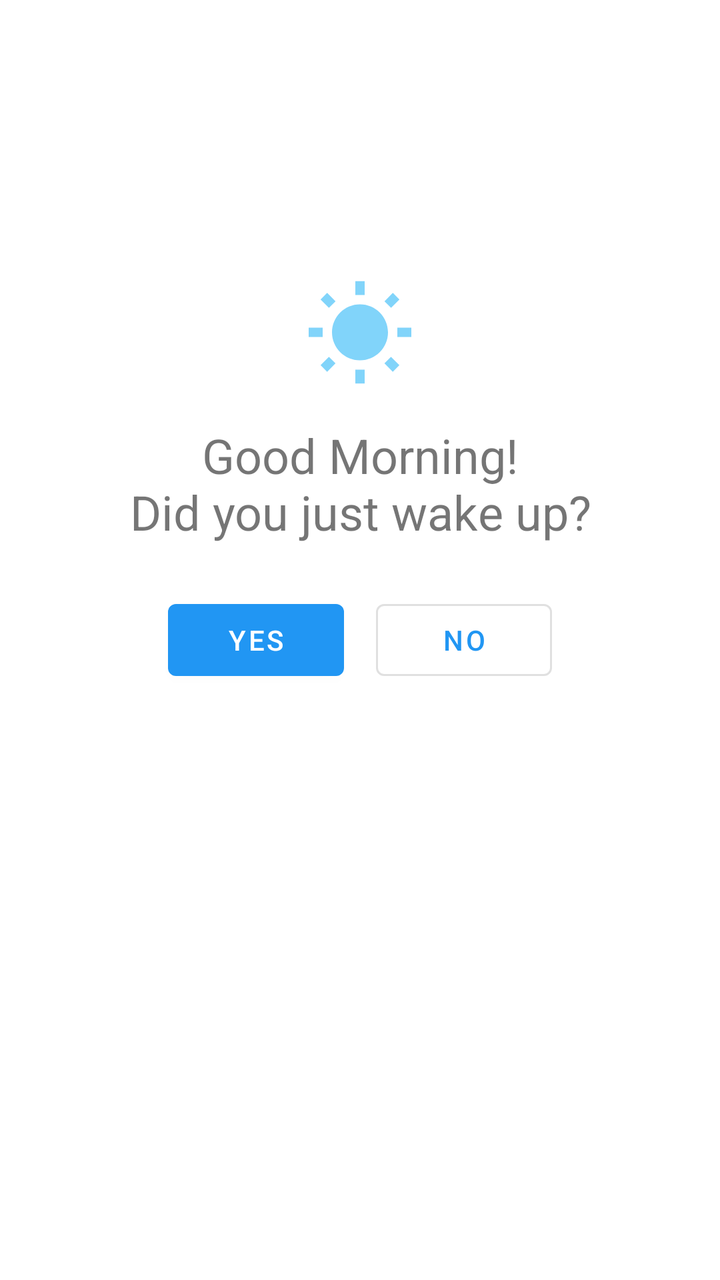
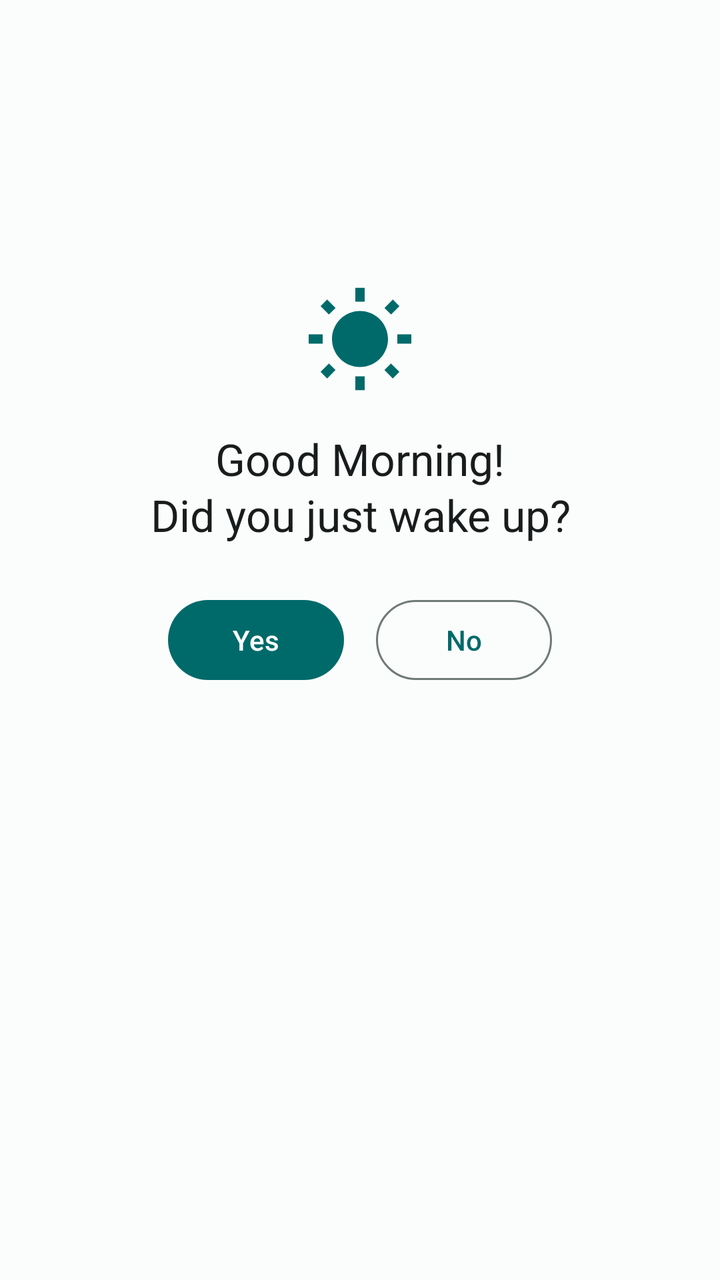

Compare the two renders of this Android layout. The source of the first and the diff that turns it into the second are given below.
<!-- AndroidManifest.xml: application theme AppTheme -->
<!-- res/layout/fragment_wakeup.xml -->
<?xml version="1.0" encoding="utf-8"?>
<androidx.coordinatorlayout.widget.CoordinatorLayout xmlns:android="http://schemas.android.com/apk/res/android"
    android:layout_width="match_parent"
    android:layout_height="match_parent">

    <RelativeLayout
        android:layout_width="match_parent"
        android:layout_height="match_parent">

        <ImageView
            android:id="@+id/iv_morning"
            android:layout_width="@dimen/home_icon_size"
            android:layout_height="@dimen/home_icon_size"
            android:layout_centerHorizontal="true"
            android:layout_above="@+id/tv_evening"
            android:tint="@color/colorPrimaryLight"
            android:layout_marginBottom="@dimen/activity_horizontal_margin"
            android:src="@drawable/ic_wakeup_24dp" />

        <TextView
            android:id="@+id/tv_evening"
            android:layout_width="wrap_content"
            android:layout_height="wrap_content"
            android:text="@string/wakeup_message"
            android:layout_centerHorizontal="true"
            android:layout_above="@+id/button_container"
            android:textAlignment="center"
            android:textSize="24sp"
            android:layout_marginBottom="@dimen/activity_horizontal_margin" />

        <LinearLayout
            android:id="@+id/button_container"
            android:layout_width="wrap_content"
            android:layout_height="wrap_content"
            android:orientation="horizontal"
            android:layout_centerHorizontal="true"
            android:layout_centerVertical="true">

            <Button
                android:id="@+id/button_yes"
                android:layout_width="wrap_content"
                android:text="@string/yes"
                android:layout_margin="8dp"
                android:layout_height="wrap_content" />

            <Button
                android:id="@+id/button_no"
                android:layout_width="wrap_content"
                android:text="@string/no"
                android:layout_margin="8dp"
                style="@style/Widget.MaterialComponents.Button.OutlinedButton"
                android:layout_height="wrap_content" />
        </LinearLayout>

    </RelativeLayout>

</androidx.coordinatorlayout.widget.CoordinatorLayout>
<!-- resources referenced by this layout -->
<resources>
  <color name="colorPrimaryLight">#81D4FA</color>
  <dimen name="activity_horizontal_margin">16dp</dimen>
  <dimen name="home_icon_size">56dp</dimen>
  <!-- drawable ic_wakeup_24dp (drawable) -->
  <vector android:height="24dp"
      android:tint="@color/colorBlack"
      android:viewportHeight="24.0"
      android:viewportWidth="24.0"
      android:width="24dp"
      xmlns:android="http://schemas.android.com/apk/res/android">
      <path
          android:fillColor="#FF000000"
          android:pathData="M6.76,4.84l-1.8,-1.79 -1.41,1.41 1.79,1.79 1.42,-1.41zM4,10.5L1,10.5v2h3v-2zM13,0.55h-2L11,3.5h2L13,0.55zM20.45,4.46l-1.41,-1.41 -1.79,1.79 1.41,1.41 1.79,-1.79zM17.24,18.16l1.79,1.8 1.41,-1.41 -1.8,-1.79 -1.4,1.4zM20,10.5v2h3v-2h-3zM12,5.5c-3.31,0 -6,2.69 -6,6s2.69,6 6,6 6,-2.69 6,-6 -2.69,-6 -6,-6zM11,22.45h2L13,19.5h-2v2.95zM3.55,18.54l1.41,1.41 1.79,-1.8 -1.41,-1.41 -1.79,1.8z" />
  </vector>
  <string name="no">No</string>
  <string name="wakeup_message">Good Morning!\nDid you just wake up?</string>
  <string name="yes">Yes</string>
  <style name="AppTheme" parent="Theme.MaterialComponents.Light.DarkActionBar">
          
          <item name="colorPrimary">@color/colorPrimary</item>
          <item name="colorPrimaryVariant">@color/colorPrimaryDark</item>
          <item name="colorPrimaryDark">@color/colorPrimaryDark</item>
          <item name="colorAccent">@color/colorAccent</item>
          <item name="colorSecondary">@color/colorAccent</item>
          <item name="colorOnSecondary">@color/colorWhite</item>
  
          <item name="materialAlertDialogTheme">
              @style/ThemeOverlay.MaterialComponents.MaterialAlertDialog
          </item>
      </style>
  <color name="colorBlack">#000000</color>
  <color name="colorPrimary">#2196F3</color>
  <color name="colorPrimaryDark">#01579B</color>
  <color name="colorAccent">#FF9800</color>
  <color name="colorWhite">#FFFFFF</color>
</resources>

<!-- the commit's change to res/layout/fragment_wakeup.xml (unified diff, before → after) -->
@@ -1,11 +1,15 @@
 <?xml version="1.0" encoding="utf-8"?>
 <androidx.coordinatorlayout.widget.CoordinatorLayout xmlns:android="http://schemas.android.com/apk/res/android"
+    xmlns:app="http://schemas.android.com/apk/res-auto"
     android:layout_width="match_parent"
     android:layout_height="match_parent">
 
     <RelativeLayout
         android:layout_width="match_parent"
-        android:layout_height="match_parent">
+        android:layout_height="match_parent"
+        android:background="?attr/colorSurface"
+        android:paddingStart="24dp"
+        android:paddingEnd="24dp">
 
         <ImageView
             android:id="@+id/iv_morning"
@@ -13,7 +17,8 @@
             android:layout_height="@dimen/home_icon_size"
             android:layout_centerHorizontal="true"
             android:layout_above="@+id/tv_evening"
-            android:tint="@color/colorPrimaryLight"
+            android:contentDescription="@null"
+            app:tint="?attr/colorPrimary"
             android:layout_marginBottom="@dimen/activity_horizontal_margin"
             android:src="@drawable/ic_wakeup_24dp" />
 
@@ -25,7 +30,8 @@
             android:layout_centerHorizontal="true"
             android:layout_above="@+id/button_container"
             android:textAlignment="center"
-            android:textSize="24sp"
+            android:textAppearance="@style/TextAppearance.Carwatch.Headline"
+            android:textColor="?attr/colorOnSurface"
             android:layout_marginBottom="@dimen/activity_horizontal_margin" />
 
         <LinearLayout
@@ -36,19 +42,19 @@
             android:layout_centerHorizontal="true"
             android:layout_centerVertical="true">
 
-            <Button
+            <com.google.android.material.button.MaterialButton
                 android:id="@+id/button_yes"
                 android:layout_width="wrap_content"
                 android:text="@string/yes"
                 android:layout_margin="8dp"
                 android:layout_height="wrap_content" />
 
-            <Button
+            <com.google.android.material.button.MaterialButton
                 android:id="@+id/button_no"
                 android:layout_width="wrap_content"
                 android:text="@string/no"
                 android:layout_margin="8dp"
-                style="@style/Widget.MaterialComponents.Button.OutlinedButton"
+                style="@style/Widget.Material3.Button.OutlinedButton"
                 android:layout_height="wrap_content" />
         </LinearLayout>
 
<!-- resource entries referenced after the edit -->
@@ -1,6 +1,5 @@
 <!-- resources referenced by this layout -->
 <resources>
-  <color name="colorPrimaryLight">#81D4FA</color>
   <dimen name="activity_horizontal_margin">16dp</dimen>
   <dimen name="home_icon_size">56dp</dimen>
   <!-- drawable ic_wakeup_24dp (drawable) -->
@@ -17,23 +16,46 @@
   <string name="no">No</string>
   <string name="wakeup_message">Good Morning!\nDid you just wake up?</string>
   <string name="yes">Yes</string>
-  <style name="AppTheme" parent="Theme.MaterialComponents.Light.DarkActionBar">
-          
+  <style name="TextAppearance.Carwatch.Headline" parent="TextAppearance.Material3.TitleLarge" />
+  <style name="AppTheme" parent="Theme.Material3.DayNight">
           <item name="colorPrimary">@color/colorPrimary</item>
+          <item name="colorOnPrimary">@color/md_theme_onPrimary</item>
           <item name="colorPrimaryVariant">@color/colorPrimaryDark</item>
           <item name="colorPrimaryDark">@color/colorPrimaryDark</item>
           <item name="colorAccent">@color/colorAccent</item>
-          <item name="colorSecondary">@color/colorAccent</item>
-          <item name="colorOnSecondary">@color/colorWhite</item>
-  
-          <item name="materialAlertDialogTheme">
-              @style/ThemeOverlay.MaterialComponents.MaterialAlertDialog
-          </item>
+          <item name="colorSecondary">@color/md_theme_secondary</item>
+          <item name="colorOnSecondary">@color/md_theme_onSecondary</item>
+          <item name="colorTertiary">@color/md_theme_tertiary</item>
+          <item name="colorOnTertiary">@color/md_theme_onTertiary</item>
+          <item name="colorSurface">@color/md_theme_surface</item>
+          <item name="colorOnSurface">@color/md_theme_onSurface</item>
+          <item name="colorSurfaceVariant">@color/md_theme_surfaceVariant</item>
+          <item name="colorOnSurfaceVariant">@color/md_theme_onSurfaceVariant</item>
+          <item name="colorOutline">@color/md_theme_outline</item>
+          <item name="android:windowBackground">@color/md_theme_background</item>
+          <item name="android:navigationBarColor">@color/md_theme_surface</item>
+          <item name="android:statusBarColor">@color/md_theme_surface</item>
+          <item name="android:windowLightStatusBar">true</item>
+          <item name="materialAlertDialogTheme">@style/ThemeOverlay.Material3.MaterialAlertDialog</item>
+          <item name="materialButtonStyle">@style/Widget.Material3.Button</item>
+          <item name="materialSwitchStyle">@style/Widget.Material3.CompoundButton.MaterialSwitch</item>
+          <item name="bottomNavigationStyle">@style/Widget.Material3.BottomNavigationView</item>
       </style>
   <color name="colorBlack">#000000</color>
-  <color name="colorPrimary">#2196F3</color>
-  <color name="colorPrimaryDark">#01579B</color>
-  <color name="colorAccent">#FF9800</color>
-  <color name="colorWhite">#FFFFFF</color>
+  <color name="colorPrimary">@color/md_theme_primary</color>
+  <color name="md_theme_onPrimary">#FFFFFF</color>
+  <color name="colorPrimaryDark">#004F4F</color>
+  <color name="colorAccent">@color/md_theme_tertiary</color>
+  <color name="md_theme_secondary">#4A6363</color>
+  <color name="md_theme_onSecondary">#FFFFFF</color>
+  <color name="md_theme_tertiary">#536178</color>
+  <color name="md_theme_onTertiary">#FFFFFF</color>
+  <color name="md_theme_surface">#FAFDFC</color>
+  <color name="md_theme_onSurface">#191C1C</color>
+  <color name="md_theme_surfaceVariant">#DAE5E4</color>
+  <color name="md_theme_onSurfaceVariant">#3F4948</color>
+  <color name="md_theme_outline">#6F7978</color>
+  <color name="md_theme_background">#FAFDFC</color>
+  <color name="md_theme_primary">#006A6A</color>
 </resources>
 
